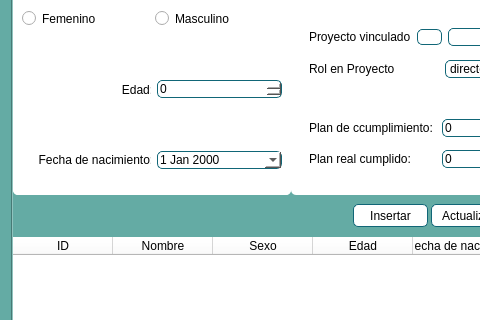
Before: the Qt Designer form Sistema de nominas/Vista/UI/gestionar.ui in Reynier2020/Sistema_nominas, drawn with Qt 5; both pictures show x 0 to 480 and y 124 to 444 of the 600 by 600 pixel window.
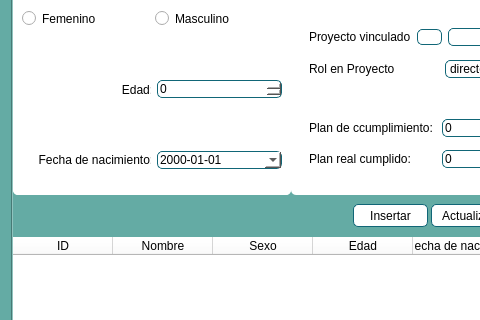
After: the same form once the commit is applied. Icons and pictures are not drawn.

Patch:
```diff
--- a/Sistema de nominas/Vista/UI/gestionar.ui
+++ b/Sistema de nominas/Vista/UI/gestionar.ui
@@ -274,6 +274,9 @@
                   <property name="styleSheet">
                    <string notr="true">background-color: rgb(255, 255, 255);</string>
                   </property>
+                  <property name="displayFormat">
+                   <string>yyyy-MM-dd</string>
+                  </property>
                   <property name="calendarPopup">
                    <bool>true</bool>
                   </property>
```
